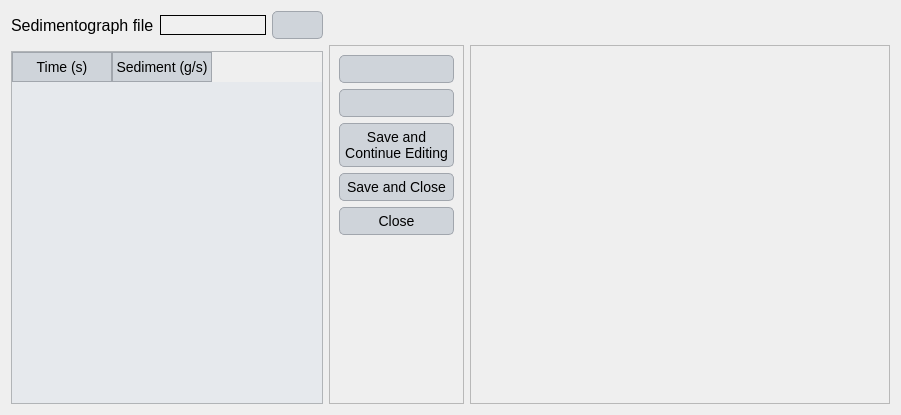
First picture: the form in ui/sedimentograph_calibration_edit.ui, repository Inigobarbe/VFSMOD-GUI, before the edit.
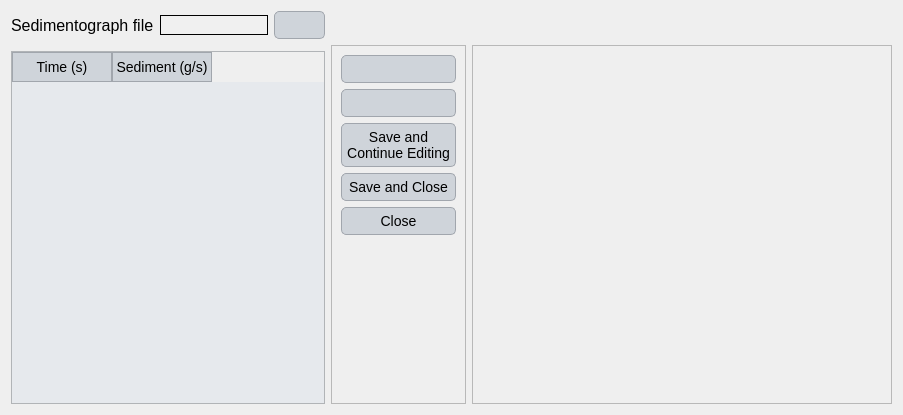
Second picture: the form after the edit.

```diff
--- a/ui/sedimentograph_calibration_edit.ui
+++ b/ui/sedimentograph_calibration_edit.ui
@@ -119,6 +119,18 @@
   <layout class="QGridLayout" name="gridLayout">
    <item row="2" column="0">
     <widget class="QTableWidget" name="tableWidget">
+     <property name="minimumSize">
+      <size>
+       <width>314</width>
+       <height>0</height>
+      </size>
+     </property>
+     <property name="maximumSize">
+      <size>
+       <width>314</width>
+       <height>16777215</height>
+      </size>
+     </property>
      <column>
       <property name="text">
        <string>Time (s)</string>
@@ -133,6 +145,12 @@
    </item>
    <item row="1" column="1" rowspan="2">
     <widget class="QFrame" name="frame">
+     <property name="maximumSize">
+      <size>
+       <width>137</width>
+       <height>16777215</height>
+      </size>
+     </property>
      <property name="frameShape">
       <enum>QFrame::StyledPanel</enum>
      </property>
@@ -202,7 +220,7 @@
      </property>
      <property name="maximumSize">
       <size>
-       <width>420</width>
+       <width>16777215</width>
        <height>16777215</height>
       </size>
      </property>
@@ -224,7 +242,11 @@
       </widget>
      </item>
      <item>
-      <widget class="QLineEdit" name="file_sedimentograph"/>
+      <widget class="QLineEdit" name="file_sedimentograph">
+       <property name="alignment">
+        <set>Qt::AlignCenter</set>
+       </property>
+      </widget>
      </item>
      <item>
       <widget class="QPushButton" name="browse_sedimentograph">
```
